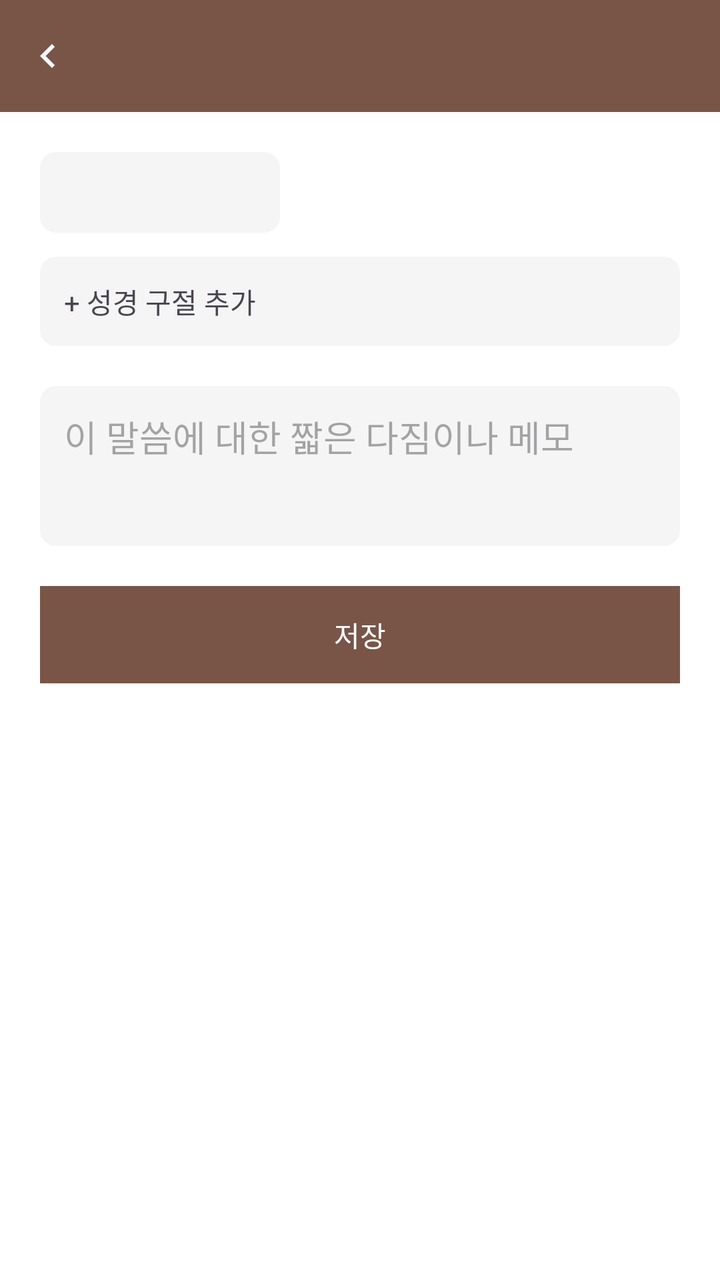
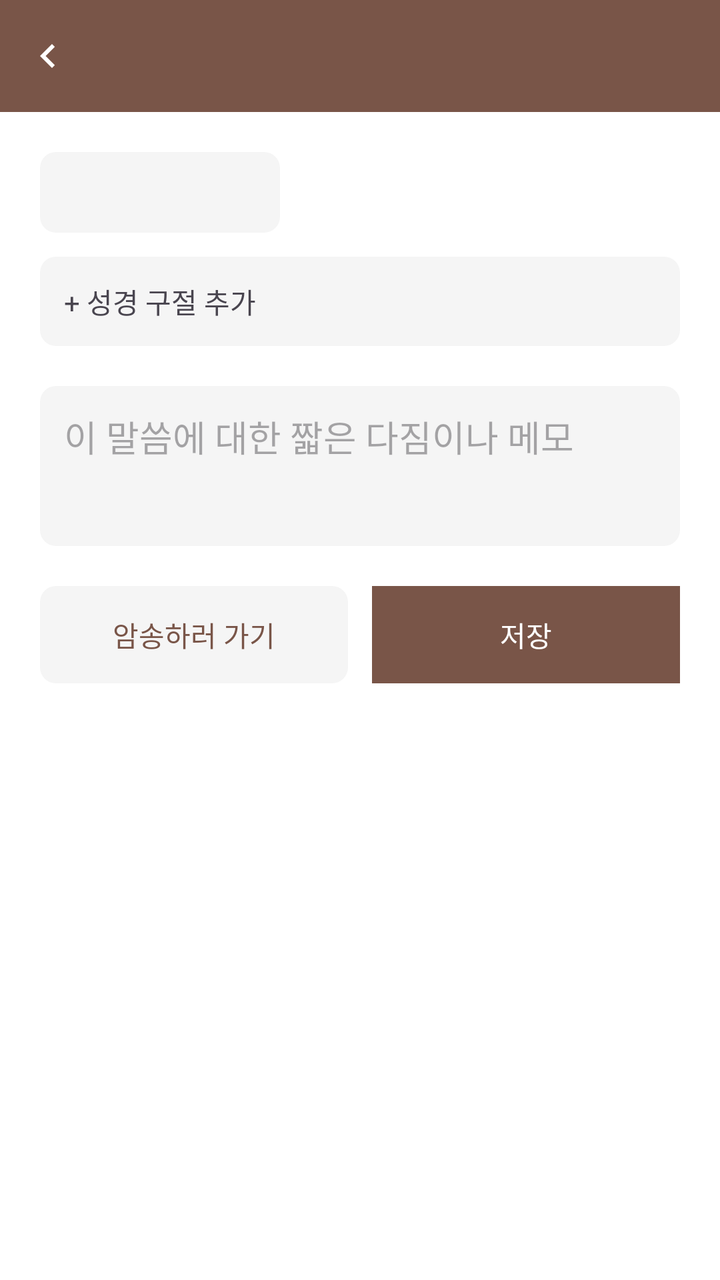

The first picture is an Android layout as it rendered before a commit; the second is the same layout after the commit. The layout source and the unified diff follow.
<!-- AndroidManifest.xml: application theme Theme.BNOTE -->
<!-- res/layout/activity_verse_of_year_edit.xml -->
<?xml version="1.0" encoding="utf-8"?>
<LinearLayout xmlns:android="http://schemas.android.com/apk/res/android"
    xmlns:app="http://schemas.android.com/apk/res-auto"
    android:id="@+id/verse_of_year_edit_root"
    android:layout_width="match_parent"
    android:layout_height="match_parent"
    android:orientation="vertical"
    android:background="@color/surface_background">

    <LinearLayout
        android:layout_width="match_parent"
        android:layout_height="56dp"
        android:orientation="horizontal"
        android:gravity="center_vertical"
        android:background="@color/brown_primary"
        android:paddingStart="4dp">

        <ImageView
            android:id="@+id/btn_top_bar_back"
            android:layout_width="40dp"
            android:layout_height="40dp"
            android:padding="8dp"
            android:src="@drawable/ic_chevron_left"
            app:tint="@color/white"
            android:contentDescription="뒤로가기"
            android:background="?attr/selectableItemBackgroundBorderless"
            android:clickable="true"
            android:focusable="true" />

        <TextView
            android:id="@+id/text_top_bar_title"
            android:layout_width="0dp"
            android:layout_height="wrap_content"
            android:layout_weight="1"
            android:layout_marginStart="4dp"
            android:textSize="18sp"
            android:textStyle="bold"
            android:textColor="@color/white" />

        <ImageView
            android:id="@+id/btn_delete_entry"
            android:layout_width="40dp"
            android:layout_height="40dp"
            android:padding="8dp"
            android:src="@drawable/ic_delete"
            app:tint="@color/white"
            android:contentDescription="삭제"
            android:background="?attr/selectableItemBackgroundBorderless"
            android:visibility="gone"
            android:clickable="true"
            android:focusable="true" />

    </LinearLayout>

    <ScrollView
        android:layout_width="match_parent"
        android:layout_height="match_parent">

        <LinearLayout
            android:layout_width="match_parent"
            android:layout_height="wrap_content"
            android:orientation="vertical"
            android:padding="20dp">

            <LinearLayout
                android:layout_width="match_parent"
                android:layout_height="wrap_content"
                android:orientation="horizontal"
                android:gravity="center_vertical"
                android:layout_marginBottom="12dp">

                <TextView
                    android:id="@+id/btn_pick_year"
                    android:layout_width="120dp"
                    android:layout_height="wrap_content"
                    android:padding="10dp"
                    android:gravity="center"
                    android:textSize="15sp"
                    android:textColor="@color/text_primary"
                    android:background="@drawable/bg_book_button"
                    android:clickable="true"
                    android:focusable="true" />

                <TextView
                    android:id="@+id/text_year_fixed"
                    android:layout_width="wrap_content"
                    android:layout_height="wrap_content"
                    android:textSize="16sp"
                    android:textStyle="bold"
                    android:textColor="@color/text_primary"
                    android:visibility="gone" />
            </LinearLayout>

            <TextView
                android:id="@+id/btn_add_bible_ref"
                android:layout_width="match_parent"
                android:layout_height="wrap_content"
                android:padding="12dp"
                android:text="+ 성경 구절 추가"
                android:background="@drawable/bg_book_button"
                android:clickable="true"
                android:focusable="true" />

            <LinearLayout
                android:id="@+id/container_bible_refs"
                android:layout_width="match_parent"
                android:layout_height="wrap_content"
                android:orientation="vertical"
                android:layout_marginTop="8dp" />

            <EditText
                android:id="@+id/edit_verse_note"
                android:layout_width="match_parent"
                android:layout_height="80dp"
                android:hint="이 말씀에 대한 짧은 다짐이나 메모"
                android:gravity="top"
                android:padding="12dp"
                android:layout_marginTop="12dp"
                android:background="@drawable/bg_book_button" />

            <TextView
                android:id="@+id/btn_save_verse_of_year"
                android:layout_width="match_parent"
                android:layout_height="wrap_content"
                android:padding="14dp"
                android:text="저장"
                android:gravity="center"
                android:textColor="@color/white"
                android:background="@color/brown_primary"
                android:layout_marginTop="20dp"
                android:clickable="true"
                android:focusable="true" />

        </LinearLayout>
    </ScrollView>
</LinearLayout>
<!-- resources referenced by this layout -->
<resources>
  <color name="brown_primary">#795548</color>
  <color name="surface_background">#FFFFFF</color>
  <color name="text_primary">#212121</color>
  <color name="white">#FFFFFFFF</color>
  <!-- drawable bg_book_button (drawable) -->
  <?xml version="1.0" encoding="utf-8"?>
  <ripple xmlns:android="http://schemas.android.com/apk/res/android"
      android:color="#D7CCC8">
      <item>
          <shape android:shape="rectangle">
              <solid android:color="@color/input_background" />
              <corners android:radius="8dp" />
          </shape>
      </item>
  </ripple>
  <!-- drawable ic_chevron_left (drawable) -->
  <vector xmlns:android="http://schemas.android.com/apk/res/android"
      android:width="24dp"
      android:height="24dp"
      android:viewportWidth="24"
      android:viewportHeight="24"
      android:tint="?attr/colorControlNormal">
      <path
          android:fillColor="#000000"
          android:pathData="M15.41,7.41L14,6l-6,6 6,6 1.41,-1.41L10.83,12z" />
  </vector>
  <!-- drawable ic_delete (drawable) -->
  <vector xmlns:android="http://schemas.android.com/apk/res/android"
      android:width="20dp"
      android:height="20dp"
      android:viewportWidth="24"
      android:viewportHeight="24">
      <path
          android:fillColor="#E53935"
          android:pathData="M6,19c0,1.1 0.9,2 2,2h8c1.1,0 2,-0.9 2,-2V7H6v12zM19,4h-3.5l-1,-1h-5l-1,1H5v2h14V4z" />
  </vector>
  <style name="Theme.BNOTE" parent="Base.Theme.BNOTE" />
  <color name="input_background">#F5F5F5</color>
  <style name="Base.Theme.BNOTE" parent="Theme.Material3.DayNight.NoActionBar">
          <item name="colorPrimary">@color/brown_primary</item>
          <item name="colorPrimaryDark">@color/brown_primary_dark</item>
          <item name="android:statusBarColor">@color/brown_primary_dark</item>
          <item name="android:windowLightStatusBar">false</item>
          <item name="android:windowBackground">@color/surface_background</item>
      </style>
  <color name="brown_primary_dark">#5D4037</color>
</resources>

<!-- the commit's change to res/layout/activity_verse_of_year_edit.xml (unified diff, before → after) -->
@@ -118,18 +118,40 @@
                 android:layout_marginTop="12dp"
                 android:background="@drawable/bg_book_button" />
 
-            <TextView
-                android:id="@+id/btn_save_verse_of_year"
+            <LinearLayout
                 android:layout_width="match_parent"
                 android:layout_height="wrap_content"
-                android:padding="14dp"
-                android:text="저장"
-                android:gravity="center"
-                android:textColor="@color/white"
-                android:background="@color/brown_primary"
-                android:layout_marginTop="20dp"
-                android:clickable="true"
-                android:focusable="true" />
+                android:orientation="horizontal"
+                android:layout_marginTop="20dp">
+
+                <TextView
+                    android:id="@+id/btn_go_memorize"
+                    android:layout_width="0dp"
+                    android:layout_height="wrap_content"
+                    android:layout_weight="1"
+                    android:layout_marginEnd="6dp"
+                    android:padding="14dp"
+                    android:text="암송하러 가기"
+                    android:gravity="center"
+                    android:textColor="@color/brown_primary"
+                    android:background="@drawable/bg_book_button"
+                    android:clickable="true"
+                    android:focusable="true" />
+
+                <TextView
+                    android:id="@+id/btn_save_verse_of_year"
+                    android:layout_width="0dp"
+                    android:layout_height="wrap_content"
+                    android:layout_weight="1"
+                    android:layout_marginStart="6dp"
+                    android:padding="14dp"
+                    android:text="저장"
+                    android:gravity="center"
+                    android:textColor="@color/white"
+                    android:background="@color/brown_primary"
+                    android:clickable="true"
+                    android:focusable="true" />
+            </LinearLayout>
 
         </LinearLayout>
     </ScrollView>
